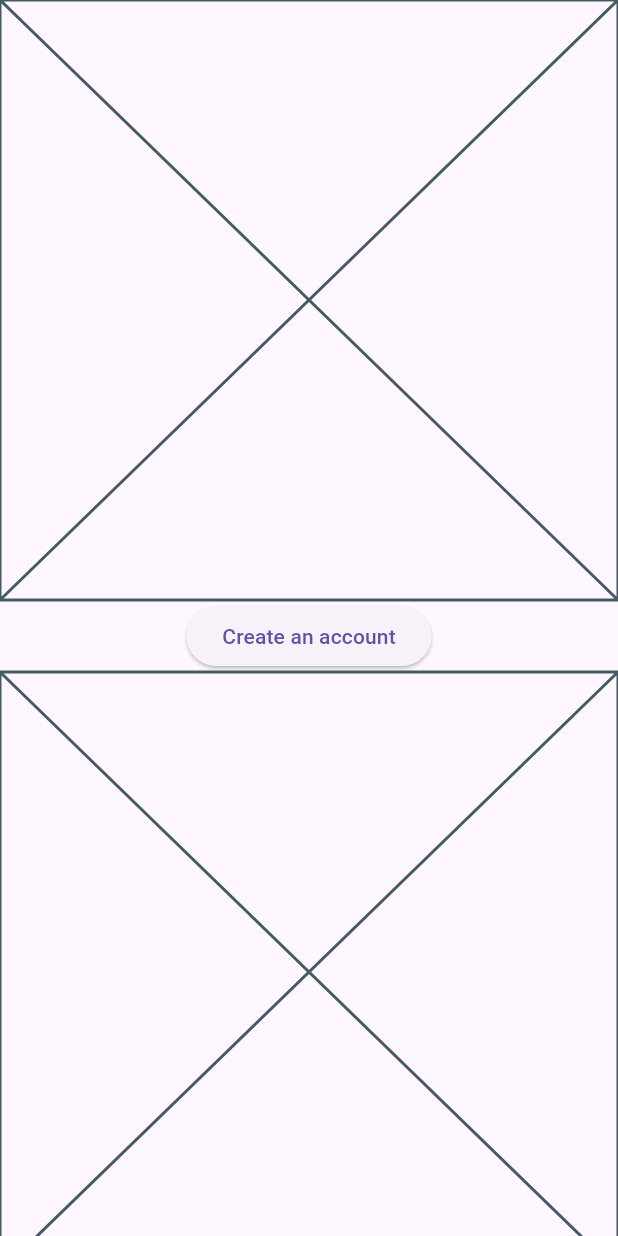
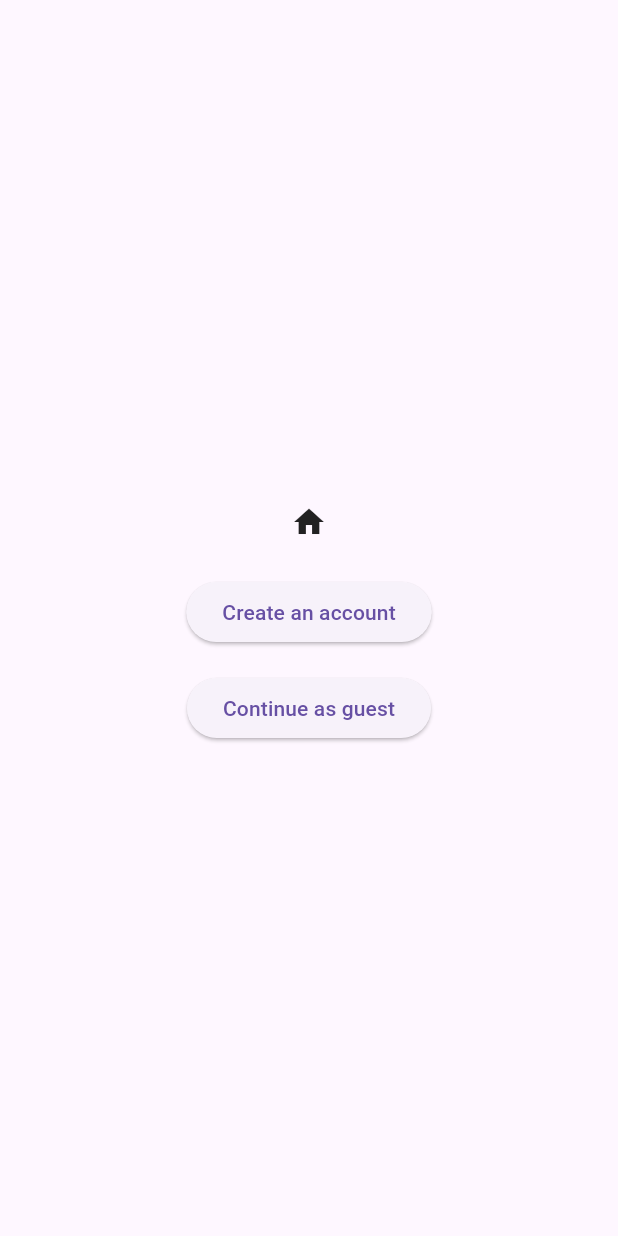
Before and after one commit to vecel/narracity, a Flutter app: the screen it shows after launch, on a phone screen of 412 x 824 dp. Run offline on Flutter 3.47's test engine with Material 3 defaults, Android fonts, the light colour scheme and no system bars.

Commit message:
Create Scenario Selection screen placeholder

```diff
--- a/lib/main.dart
+++ b/lib/main.dart
@@ -21,9 +21,7 @@
   Widget build(BuildContext context) {
     return MaterialApp(
       title: 'City Games',
-      home: Scaffold(
-        body: WelcomeScreen(),
-      )
+      home: WelcomeScreen()
     );
   }
 }
--- /dev/null
+++ b/lib/ui/scenario_selection/view_model/scenario_selection_view_model.dart
@@ -0,0 +1,11 @@
+class ScenarioSelectionViewModel {
+
+  ScenarioSelectionViewModel() : scenarios = [
+    'Scenario 1',
+    'Scenario 2',
+    'Fake Scenario',
+    'Scenario 3'
+  ];
+
+  final List<String> scenarios;
+}
--- a/lib/ui/welcome_screen/widgets/welcome_screen.dart
+++ b/lib/ui/welcome_screen/widgets/welcome_screen.dart
@@ -1,3 +1,5 @@
+import 'package:city_games/ui/scenario_selection/view_model/scenario_selection_view_model.dart';
+import 'package:city_games/ui/scenario_selection/widgets/scenario_selection_screen.dart';
 import 'package:flutter/material.dart';
 import 'package:logging/logging.dart';
 
@@ -8,16 +10,38 @@ class WelcomeScreen extends StatelessWidget {
 
   @override
   Widget build(BuildContext context) {
-    return Center(
+    return Scaffold(
+      body: Center(
         child: Column(
+          mainAxisAlignment: MainAxisAlignment.center,
           children: [
-          const Placeholder(),
-          ElevatedButton(
+            Padding(
+              padding: const EdgeInsets.all(16.0),
+              child: Icon(Icons.home),
+            ),
+            Padding(
+              padding: const EdgeInsets.all(8.0),
+              child: ElevatedButton(
                 onPressed: () => log.info('Welcome'),
                 child: Text('Create an account')
               ),
-          const Placeholder()
+            ),
+            Padding(
+              padding: const EdgeInsets.all(8.0),
+              child: ElevatedButton(
+                onPressed: () {
+                  Navigator.push(
+                    context,
+                    MaterialPageRoute(
+                      builder: (context) => ScenarioSelectionScreen(viewModel: ScenarioSelectionViewModel())
+                    )
+                  );
+                },
+                child: Text('Continue as guest')
+              ),
+            )
           ],
+        ),
       ),
     );
   }
```
Also changed, not shown: lib/ui/scenario_selection/widgets/scenario_selection_screen.dart (added, +27 -0 lines). Lines whose indentation alone changed are shown as unchanged.
